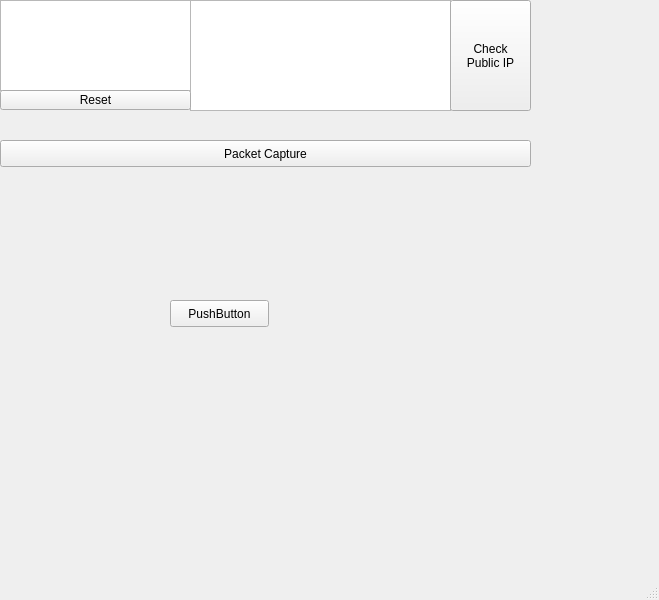
Above: NetworkHandler/NetworkHandler/mainwindow.ui from jdaeman/qt before the change. Below: the same form after it.
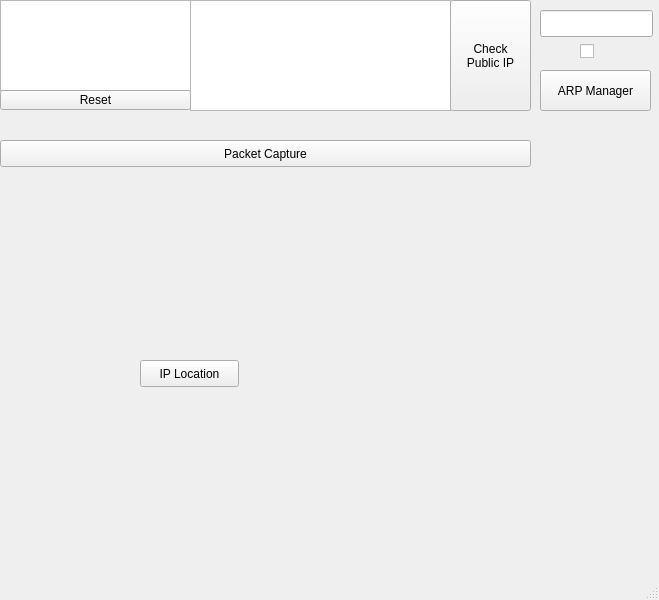
That is the form after the change.

The edit to the form file:
```diff
--- a/NetworkHandler/NetworkHandler/mainwindow.ui
+++ b/NetworkHandler/NetworkHandler/mainwindow.ui
@@ -79,14 +79,50 @@
    <widget class="QPushButton" name="pushButton">
     <property name="geometry">
      <rect>
-      <x>170</x>
-      <y>300</y>
+      <x>140</x>
+      <y>360</y>
       <width>99</width>
       <height>27</height>
      </rect>
     </property>
     <property name="text">
-     <string>PushButton</string>
+     <string>IP Location</string>
+    </property>
+   </widget>
+   <widget class="QLineEdit" name="lineEdit">
+    <property name="geometry">
+     <rect>
+      <x>540</x>
+      <y>10</y>
+      <width>113</width>
+      <height>27</height>
+     </rect>
+    </property>
+   </widget>
+   <widget class="QPushButton" name="pushButton_2">
+    <property name="geometry">
+     <rect>
+      <x>540</x>
+      <y>70</y>
+      <width>111</width>
+      <height>41</height>
+     </rect>
+    </property>
+    <property name="text">
+     <string>ARP Manager</string>
+    </property>
+   </widget>
+   <widget class="QCheckBox" name="checkBox">
+    <property name="geometry">
+     <rect>
+      <x>580</x>
+      <y>40</y>
+      <width>21</width>
+      <height>22</height>
+     </rect>
+    </property>
+    <property name="text">
+     <string/>
     </property>
    </widget>
   </widget>
```
